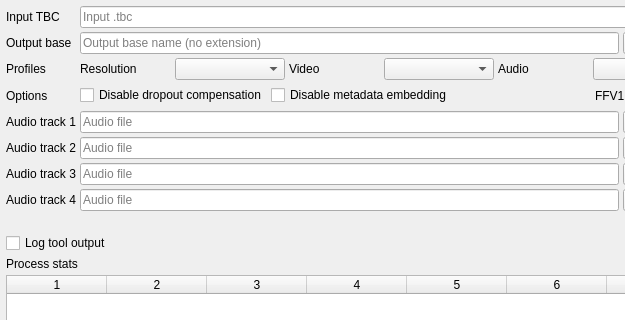
First picture: the form in src/ld-analyse/exportdialog.ui, repository n00mkrad/tbc-tools, before the edit; both pictures show x 0 to 625 and y 0 to 320 of the 709 by 436 pixel window.
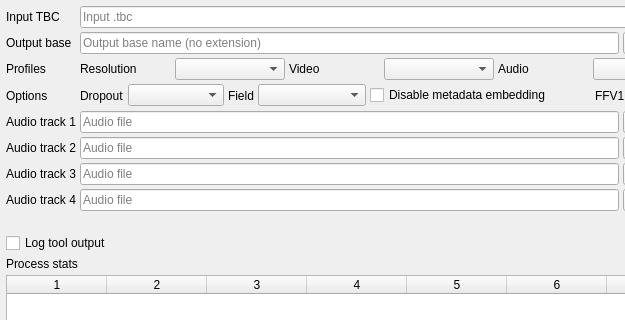
Second picture: the form after the edit.

Commit message:
ld-analyse: add export dropout/field selectors
- replace Export tab dropout checkbox with Dropout selector: Basic/Heavy/Disabled
- add Field selector: Intra/Innerfield with Intra as default
- map Heavy to overcorrect mode when supported and log compatibility fallbacks
- update internal ld-analyse docs for new export controls

What changed in the file:
```diff
--- a/src/ld-analyse/exportdialog.ui
+++ b/src/ld-analyse/exportdialog.ui
@@ -169,9 +169,36 @@
         <number>4</number>
        </property>
        <item>
-        <widget class="QCheckBox" name="disableDropoutCompensationCheckBox">
+        <widget class="QLabel" name="dropoutModeLabel">
          <property name="text">
-          <string>Disable dropout compensation</string>
+          <string>Dropout</string>
+         </property>
+        </widget>
+       </item>
+       <item>
+        <widget class="QComboBox" name="dropoutModeComboBox">
+         <property name="minimumSize">
+          <size>
+           <width>96</width>
+           <height>0</height>
+          </size>
+         </property>
+        </widget>
+       </item>
+       <item>
+        <widget class="QLabel" name="dropoutFieldModeLabel">
+         <property name="text">
+          <string>Field</string>
+         </property>
+        </widget>
+       </item>
+       <item>
+        <widget class="QComboBox" name="dropoutFieldModeComboBox">
+         <property name="minimumSize">
+          <size>
+           <width>108</width>
+           <height>0</height>
+          </size>
          </property>
         </widget>
        </item>
```
The commit also changes 3 other files.
